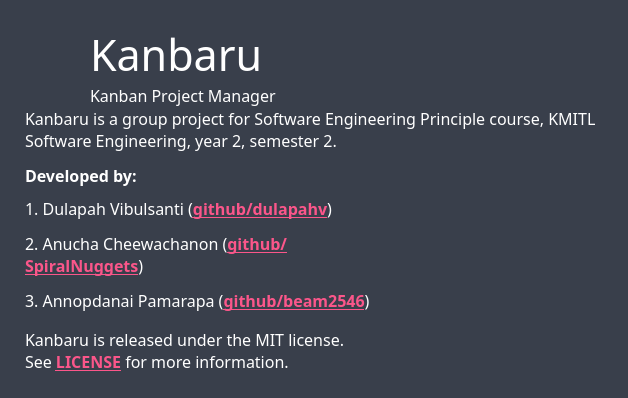
Old version of the form src/eisenban/ui/about.ui in the repository clockworksspheres/eisenban.
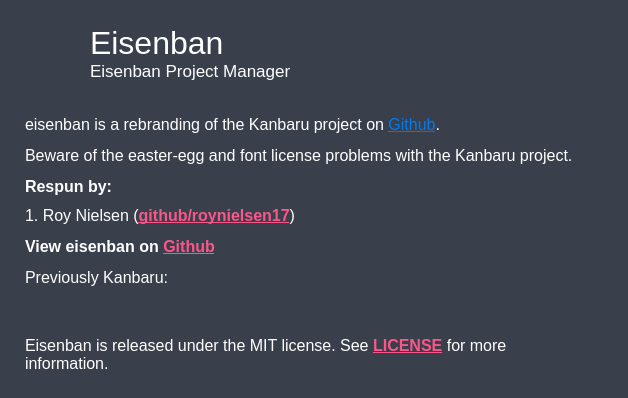
New version of the form. Icons and pictures are not drawn.

Patch:
```diff
--- a/src/eisenban/ui/about.ui
+++ b/src/eisenban/ui/about.ui
@@ -85,15 +85,15 @@
          <widget class="QLabel" name="label_title">
           <property name="font">
            <font>
-            <family>Torus Pro</family>
-            <pointsize>32</pointsize>
+            <family>Arimo</family>
+            <pointsize>24</pointsize>
            </font>
           </property>
           <property name="styleSheet">
            <string notr="true">color: #ffffff</string>
           </property>
           <property name="text">
-           <string>Kanbaru</string>
+           <string>Eisenban</string>
           </property>
          </widget>
         </item>
@@ -101,15 +101,15 @@
          <widget class="QLabel" name="label_sub_title">
           <property name="font">
            <font>
-            <family>Torus Pro</family>
-            <pointsize>12</pointsize>
+            <family>Arimo</family>
+            <pointsize>13</pointsize>
            </font>
           </property>
           <property name="styleSheet">
            <string notr="true">color: #ffffff</string>
           </property>
           <property name="text">
-           <string>Kanban Project Manager</string>
+           <string>Eisenban Project Manager</string>
           </property>
          </widget>
         </item>
@@ -137,7 +137,7 @@
      <widget class="QLabel" name="label_description">
       <property name="font">
        <font>
-        <family>Torus Pro</family>
+        <family>Arimo</family>
         <pointsize>12</pointsize>
        </font>
       </property>
@@ -145,7 +145,7 @@
        <string notr="true">color: #ffffff</string>
       </property>
       <property name="text">
-       <string>&lt;html&gt;&lt;head/&gt;&lt;body&gt;&lt;p&gt;Kanbaru is a group project for Software Engineering Principle course, KMITL Software Engineering, year 2, semester 2.&lt;/p&gt;&lt;p&gt;&lt;span style=&quot; font-weight:700;&quot;&gt;Developed by:&lt;/span&gt;&lt;/p&gt;&lt;/body&gt;&lt;/html&gt;</string>
+       <string>&lt;html&gt;&lt;head/&gt;&lt;body&gt;&lt;p&gt;eisenban is a rebranding of the Kanbaru project on &lt;a href=&quot;https://github.com/dulapahv/Kanbaru&quot;&gt;&lt;span style=&quot; text-decoration: underline; color:#007af4;&quot;&gt;Github&lt;/span&gt;&lt;/a&gt;.&lt;/p&gt;&lt;p&gt;Beware of the easter-egg and font license problems with the Kanbaru project.&lt;/p&gt;&lt;p&gt;&lt;span style=&quot; font-weight:700;&quot;&gt;Respun by:&lt;/span&gt;&lt;/p&gt;&lt;/body&gt;&lt;/html&gt;</string>
       </property>
       <property name="wordWrap">
        <bool>true</bool>
@@ -181,7 +181,7 @@
       </property>
       <property name="font">
        <font>
-        <family>Torus Pro</family>
+        <family>Arimo</family>
         <pointsize>12</pointsize>
        </font>
       </property>
@@ -189,7 +189,8 @@
        <string notr="true">color: #ffffff</string>
       </property>
       <property name="text">
-       <string>&lt;html&gt;&lt;head/&gt;&lt;body&gt;&lt;p&gt;1. Dulapah Vibulsanti (&lt;a href=&quot;https://github.com/dulapahv&quot;&gt;&lt;span style=&quot; font-weight:700; text-decoration: underline; color:#fb568a;&quot;&gt;github/dulapahv&lt;/span&gt;&lt;/a&gt;)&lt;/p&gt;&lt;p&gt;2. Anucha Cheewachanon (&lt;a href=&quot;https://github.com/SpiralNuggets&quot;&gt;&lt;span style=&quot; font-weight:700; text-decoration: underline; color:#fb568a;&quot;&gt;github/SpiralNuggets&lt;/span&gt;&lt;/a&gt;)&lt;/p&gt;&lt;p&gt;3. Annopdanai Pamarapa (&lt;a href=&quot;https://github.com/beam2546&quot;&gt;&lt;span style=&quot; font-weight:700; text-decoration: underline; color:#fb568a;&quot;&gt;github/beam2546&lt;/span&gt;&lt;/a&gt;)&lt;/p&gt;&lt;p&gt;&lt;span style=&quot; font-weight:700;&quot;&gt;View Kanbaru on &lt;/span&gt;&lt;a href=&quot;https://github.com/dulapahv/Kanbaru&quot;&gt;&lt;span style=&quot; font-weight:700; text-decoration: underline; color:#fb568a;&quot;&gt;Github&lt;/span&gt;&lt;/a&gt;&lt;/p&gt;&lt;/body&gt;&lt;/html&gt;</string>
+       <string>&lt;html&gt;&lt;head/&gt;&lt;body&gt;&lt;p&gt;1. Roy Nielsen (&lt;a href=&quot;https://github.com/roynielsen17&quot;&gt;&lt;span style=&quot; font-weight:700; text-decoration: underline; color:#fb568a;&quot;&gt;github/roynielsen17&lt;/span&gt;&lt;/a&gt;)&lt;/p&gt;&lt;p&gt;&lt;span style=&quot; font-weight:700;&quot;&gt;View eisenban on &lt;/span&gt;&lt;a href=&quot;https://github.com/roynielsen17/eisenban&quot;&gt;&lt;span style=&quot; font-weight:700; text-decoration: underline; color:#fb568a;&quot;&gt;Github&lt;/span&gt;&lt;/a&gt;&lt;/p&gt;
+Previously Kanbaru:&lt;/body&gt;&lt;/html&gt;</string>
       </property>
       <property name="wordWrap">
        <bool>true</bool>
@@ -199,6 +200,31 @@
       </property>
      </widget>
     </item>
+    <item>
+     <widget class="QLabel" name="label_logo_bottom">
+      <property name="sizePolicy">
+       <sizepolicy hsizetype="Fixed" vsizetype="Fixed">
+        <horstretch>0</horstretch>
+        <verstretch>0</verstretch>
+       </sizepolicy>
+      </property>
+      <property name="maximumSize">
+       <size>
+        <width>210</width>
+        <height>40</height>
+       </size>
+      </property>
+      <property name="text">
+       <string/>
+      </property>
+      <property name="pixmap">
+       <pixmap resource="../eisenban.qrc">:/eisenban/resources/img/kanbaru.png</pixmap>
+      </property>
+      <property name="scaledContents">
+       <bool>true</bool>
+      </property>
+     </widget>
+    </item>
     <item>
      <spacer name="verticalSpacer">
       <property name="orientation">
@@ -233,7 +259,7 @@
          <widget class="QLabel" name="label_license">
           <property name="font">
            <font>
-            <family>Torus Pro</family>
+            <family>Arimo</family>
             <pointsize>12</pointsize>
            </font>
           </property>
@@ -241,7 +267,7 @@
            <string notr="true">color: #ffffff</string>
           </property>
           <property name="text">
-           <string>&lt;html&gt;&lt;head/&gt;&lt;body&gt;&lt;p&gt;Kanbaru is released under the MIT license. See &lt;a href=&quot;https://github.com/dulapahv/Kanbaru/blob/main/LICENSE&quot;&gt;&lt;span style=&quot; font-weight:700; text-decoration: underline; color:#fb568a;&quot;&gt;LICENSE&lt;/span&gt;&lt;/a&gt; for more information.&lt;/p&gt;&lt;/body&gt;&lt;/html&gt;</string>
+           <string>&lt;html&gt;&lt;head/&gt;&lt;body&gt;&lt;p&gt;Eisenban is released under the MIT license. See &lt;a href=&quot;https://github.com/dulapahv/eisenban/blob/main/LICENSE&quot;&gt;&lt;span style=&quot; font-weight:700; text-decoration: underline; color:#fb568a;&quot;&gt;LICENSE&lt;/span&gt;&lt;/a&gt; for more information.&lt;/p&gt;&lt;/body&gt;&lt;/html&gt;</string>
           </property>
           <property name="wordWrap">
            <bool>true</bool>
@@ -269,31 +295,6 @@
         </property>
        </spacer>
       </item>
-      <item>
-       <widget class="QLabel" name="label_logo_bottom">
-        <property name="sizePolicy">
-         <sizepolicy hsizetype="Fixed" vsizetype="Fixed">
-          <horstretch>0</horstretch>
-          <verstretch>0</verstretch>
-         </sizepolicy>
-        </property>
-        <property name="maximumSize">
-         <size>
-          <width>210</width>
-          <height>40</height>
-         </size>
-        </property>
-        <property name="text">
-         <string/>
-        </property>
-        <property name="pixmap">
-         <pixmap resource="../resources.qrc">:/img/resources/img/kanbaru.png</pixmap>
-        </property>
-        <property name="scaledContents">
-         <bool>true</bool>
-        </property>
-       </widget>
-      </item>
      </layout>
     </item>
    </layout>
```
Left out of the diff: 9 changed lines with no effect on the pictures.
